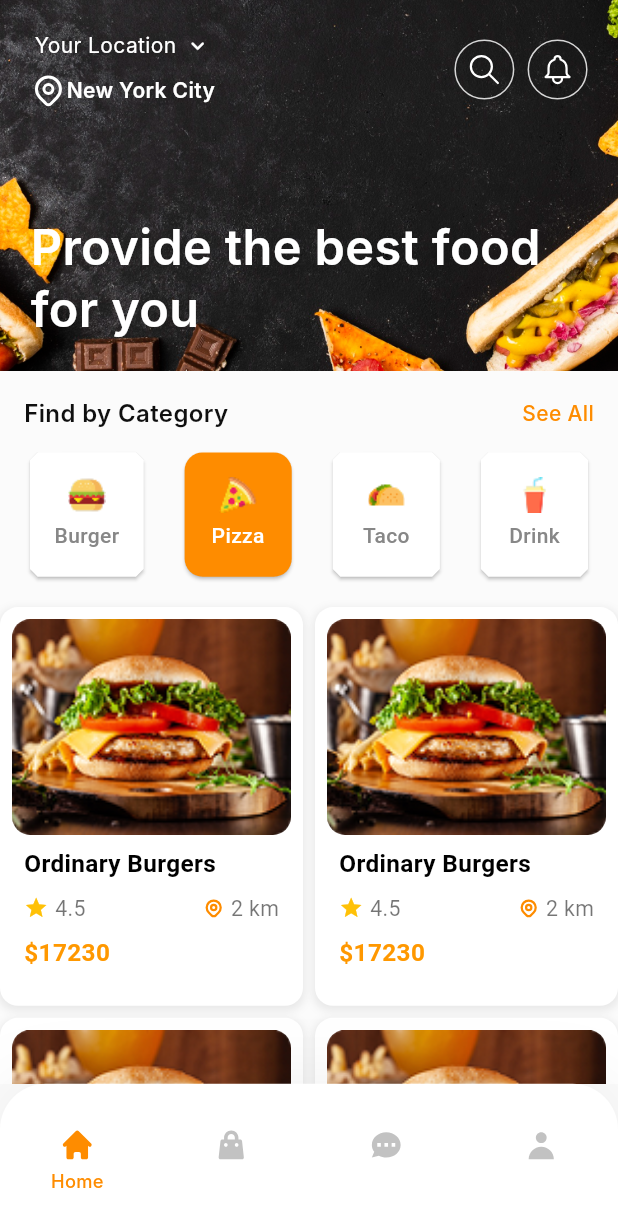
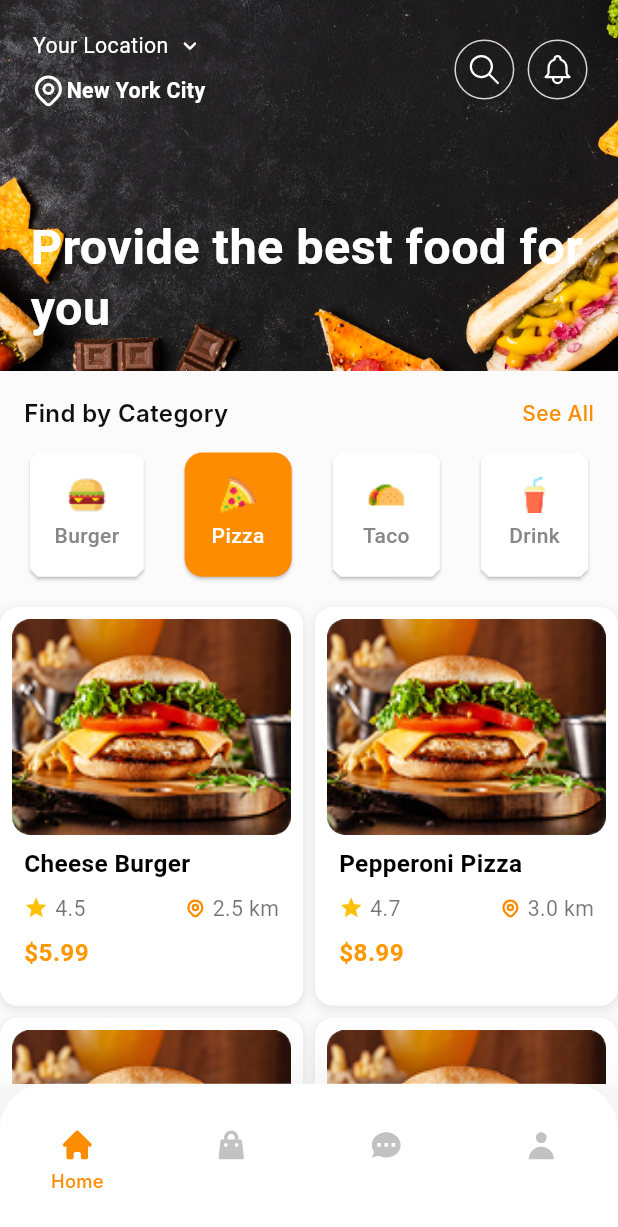
Before and after one commit to MohamedAdel022/Restaurant-Mobile-App, a Flutter app: the HomeView screen opened by its route, after a tap on "Pizza", on a phone screen of 412 x 824 dp. Shown: the top 1227 px of the screen. Run offline on Flutter 3.47's test engine with Material 3 defaults, Android fonts, the phone set to English and light mode, and no system bars; our stand-ins replace bloc, dartz, dots_indicator, firebase_auth, firebase_core, flutter_bloc and 6 more; accounts and stored records are empty; Roboto replaces fonts that are missing (Action Sans, Inter).

Commit message:
feat: enhance theming by adding AppTextStyles and updating widget styles

```diff
--- a/lib/core/theming/colors.dart
+++ b/lib/core/theming/colors.dart
@@ -1,7 +1,11 @@
 import 'dart:ui';
 
-class AppColors{
+class AppColors {
   static const Color primaryColor = Color(0xffFE8C00);
   static const Color backgroundColor = Color(0xFFF5F5F5);
-
+  static const Color darkTextColor = Color(0xFF0F0F0F);
+  static const Color grayTextColor = Color(0xFF878787);
+  static const Color lightGrayColor = Color(0xFFC2C2C2);
+  static const Color borderColor = Color(0xFFEDEDED);
+  static const Color secondaryTextColor = Color(0xFF292A2E);
 }
--- a/lib/core/theming/styles.dart
+++ b/lib/core/theming/styles.dart
@@ -0,0 +1,159 @@
+import 'package:flutter/material.dart';
+import 'package:flutter_screenutil/flutter_screenutil.dart';
+import 'colors.dart';
+
+class AppTextStyles {
+  // Large titles (32sp)
+  static TextStyle semiBold32White = TextStyle(
+    color: Colors.white,
+    fontSize: 32.sp,
+    fontWeight: FontWeight.w600,
+    height: 1.25,
+  );
+
+  static TextStyle semiBold32Black = TextStyle(
+    color: AppColors.darkTextColor,
+    fontSize: 32.sp,
+    fontWeight: FontWeight.w600,
+    height: 1.25,
+  );
+
+  // Medium titles (16sp)
+  static TextStyle bold16Black = TextStyle(
+    fontSize: 16.sp,
+    fontWeight: FontWeight.bold,
+    color: Colors.black,
+  );
+
+  static TextStyle bold16Orange = TextStyle(
+    fontSize: 16.sp,
+    fontWeight: FontWeight.bold,
+    color: Colors.orange,
+  );
+
+  // Regular text (14sp)
+  static TextStyle regular14White = TextStyle(
+    color: Colors.white,
+    fontSize: 14.sp,
+    fontWeight: FontWeight.w400,
+    height: 1.43,
+  );
+
+  static TextStyle medium14White = TextStyle(
+    color: Colors.white,
+    fontSize: 14.sp,
+    fontWeight: FontWeight.w500,
+    height: 1.43,
+  );
+
+  static TextStyle semiBold14White = TextStyle(
+    color: Colors.white,
+    fontSize: 14.sp,
+    fontWeight: FontWeight.w600,
+    height: 1.43,
+  );
+
+  static TextStyle medium14Black = TextStyle(
+    color: const Color(0xFF0F0F0F),
+    fontSize: 14,
+    fontFamily: 'Inter',
+    fontWeight: FontWeight.w500,
+    height: 1.43,
+  );
+
+  static TextStyle semiBold14Black = TextStyle(
+    color: const Color(0xFF0F0F0F),
+    fontSize: 14,
+    fontFamily: 'Inter',
+    fontWeight: FontWeight.w600,
+    height: 1.43,
+  );
+
+  static TextStyle semiBold14Orange = TextStyle(
+    color: AppColors.primaryColor,
+    fontSize: 14,
+    fontFamily: 'Inter',
+    fontWeight: FontWeight.w600,
+    height: 1.43,
+  );
+
+  static TextStyle medium14Gray = TextStyle(
+    color: const Color(0xFF878787),
+    fontSize: 14.sp,
+    fontWeight: FontWeight.w500,
+    height: 1.43,
+  );
+
+  static TextStyle regular14Gray = TextStyle(
+    fontSize: 14.sp,
+    color: Colors.black54,
+  );
+
+  // Button text
+  static TextStyle semiBold14WhiteButton = TextStyle(
+    color: Colors.white,
+    fontSize: 14,
+    fontFamily: 'Inter',
+    fontWeight: FontWeight.w600,
+    height: 1.43,
+  );
+
+  // Form field text
+  static TextStyle regular14BlackForm = TextStyle(
+    color: const Color(0xFF0F0F0F),
+    fontSize: 14,
+    fontFamily: 'Inter',
+    fontWeight: FontWeight.w400,
+    height: 1.43,
+  );
+
+  static TextStyle regular14GrayHint = TextStyle(
+    color: const Color(0xFF878787),
+    fontSize: 14,
+    fontFamily: 'Inter',
+    fontWeight: FontWeight.w400,
+    height: 1.43,
+  );
+
+  // Category text
+  static TextStyle medium16Black = TextStyle(
+    color: const Color(0xFF0F0F0F),
+    fontSize: 16,
+    fontFamily: 'Inter',
+    fontWeight: FontWeight.w500,
+    height: 1.25,
+  );
+
+  static TextStyle semiBold16Orange = TextStyle(
+    color: AppColors.primaryColor,
+    fontSize: 16,
+    fontFamily: 'Inter',
+    fontWeight: FontWeight.w600,
+    height: 1.25,
+  );
+
+  static TextStyle regular12Gray = TextStyle(
+    color: const Color(0xFF878787),
+    fontSize: 12,
+    fontFamily: 'Inter',
+    fontWeight: FontWeight.w400,
+    height: 1.33,
+  );
+
+  // Navigation bar text
+  static TextStyle regular10White = TextStyle(
+    color: Colors.white,
+    fontSize: 10,
+    fontFamily: 'Inter',
+    fontWeight: FontWeight.w400,
+    height: 1.60,
+  );
+
+  static TextStyle medium10Orange = TextStyle(
+    color: AppColors.primaryColor,
+    fontSize: 10,
+    fontFamily: 'Inter',
+    fontWeight: FontWeight.w500,
+    height: 1.60,
+  );
+}
--- a/lib/features/auth/presentation/widgets/cust_button.dart
+++ b/lib/features/auth/presentation/widgets/cust_button.dart
@@ -1,16 +1,13 @@
 import 'package:flutter/material.dart';
 import 'package:flutter_screenutil/flutter_screenutil.dart';
 import 'package:restaurant_mobile_app/core/theming/colors.dart';
+import 'package:restaurant_mobile_app/core/theming/styles.dart';
 
 class CustButton extends StatelessWidget {
-  const CustButton({
-    super.key, required this.onPressed, required this.text,
-  });
+  const CustButton({super.key, required this.onPressed, required this.text});
 
   final VoidCallback onPressed;
   final String text;
-
-
 
   @override
   Widget build(BuildContext context) {
@@ -28,13 +25,7 @@ class CustButton extends StatelessWidget {
         child: Text(
           text,
           textAlign: TextAlign.center,
-          style: TextStyle(
-            color: Colors.white,
-            fontSize: 14,
-            fontFamily: 'Inter',
-            fontWeight: FontWeight.w600,
-            height: 1.43,
-          ),
+          style: AppTextStyles.semiBold14WhiteButton,
         ),
       ),
     );
--- a/lib/features/auth/presentation/widgets/login_custom_app_bar.dart
+++ b/lib/features/auth/presentation/widgets/login_custom_app_bar.dart
@@ -1,5 +1,6 @@
 import 'package:flutter/material.dart';
 import 'package:flutter_screenutil/flutter_screenutil.dart';
+import 'package:restaurant_mobile_app/core/theming/styles.dart';
 
 class LoginCustomAppBar extends StatelessWidget {
   const LoginCustomAppBar({super.key});
@@ -16,36 +17,20 @@ class LoginCustomAppBar extends StatelessWidget {
             children: [
               TextSpan(
                 text: 'Login to your\n',
-                style: TextStyle(
-                  color: const Color(0xFF0F0F0F),
-                  fontSize: 32.sp,
-                  fontWeight: FontWeight.w600,
-                  height: 1.25,
-                ),
+                style: AppTextStyles.semiBold32Black,
               ),
               TextSpan(
                 text: 'account.\n',
-                style: TextStyle(
-                  color: const Color(0xFF0F0F0F),
-                  fontSize: 32.sp,
-                  fontWeight: FontWeight.w600,
-                  height: 1.25,
-                ),
+                style: AppTextStyles.semiBold32Black,
               ),
               TextSpan(
                 text: 'Please sign in to your account',
-                style: TextStyle(
-                  color: const Color(0xFF878787),
-                  fontSize: 14.sp,
-                  fontWeight: FontWeight.w500,
-                  height: 1.43,
-                ),
+                style: AppTextStyles.medium14Gray,
               ),
             ],
           ),
         ),
       ],
     );
-
   }
 }
--- /dev/null
+++ b/lib/features/home/domin/entities/food_entity.dart
@@ -0,0 +1,62 @@
+import 'package:restaurant_mobile_app/core/utils/assets.dart';
+
+class FoodEntity {
+  final String id;
+  final String title;
+  final String imageUrl;
+  final double rating;
+  final String distance;
+  final double price;
+  final ProductCategory category;
+
+  FoodEntity({
+    required this.category,
+    required this.id,
+    required this.title,
+    required this.imageUrl,
+    required this.rating,
+    required this.distance,
+    required this.price,
+  });
+}
+
+enum ProductCategory { burger, pizza, taco, drink }
+
+final foodList = [
+  FoodEntity(
+    id: '1',
+    title: 'Cheese Burger',
+    imageUrl: Assets.testImage,
+    rating: 4.5,
+    distance: '2.5 km',
+    price: 5.99,
+    category: ProductCategory.burger,
+  ),
+  FoodEntity(
+    id: '2',
+    title: 'Pepperoni Pizza',
+    imageUrl: Assets.testImage,
+    rating: 4.7,
+    distance: '3.0 km',
+    price: 8.99,
+    category: ProductCategory.pizza,
+  ),
+  FoodEntity(
+    id: '3',
+    title: 'Chicken Taco',
+    imageUrl: Assets.testImage,
+    rating: 4.2,
+    distance: '1.5 km',
+    price: 3.99,
+    category: ProductCategory.taco,
+  ),
+  FoodEntity(
+    id: '4',
+    title: 'Lemonade Drink',
+    imageUrl: Assets.testImage,
+    rating: 4.0,
+    distance: '0.5 km',
+    price: 2.49,
+    category: ProductCategory.drink,
+  ),
+];
--- a/lib/features/home/presentation/widgets/custom_home_app_bar.dart
+++ b/lib/features/home/presentation/widgets/custom_home_app_bar.dart
@@ -1,6 +1,7 @@
 import 'package:flutter/material.dart';
 import 'package:flutter_screenutil/flutter_screenutil.dart';
 import 'package:flutter_svg/svg.dart';
+import 'package:restaurant_mobile_app/core/theming/styles.dart';
 import 'package:restaurant_mobile_app/core/utils/assets.dart';
 import 'package:restaurant_mobile_app/features/auth/presentation/widgets/custom_icon_button.dart';
 
@@ -33,13 +34,7 @@ class CustomHomeAppBar extends StatelessWidget {
                         Text(
                           'Your Location',
                           textAlign: TextAlign.center,
-                          style: TextStyle(
-                            color: Colors.white,
-                            fontSize: 14,
-                            fontFamily: 'Inter',
-                            fontWeight: FontWeight.w400,
-                            height: 1.43,
-                          ),
+                          style: AppTextStyles.regular14White,
                         ),
                         SizedBox(width: 5.w),
                         Icon(
@@ -57,13 +52,7 @@ class CustomHomeAppBar extends StatelessWidget {
                         Text(
                           'New York City',
                           textAlign: TextAlign.center,
-                          style: TextStyle(
-                            color: Colors.white,
-                            fontSize: 14,
-                            fontFamily: 'Inter',
-                            fontWeight: FontWeight.w600,
-                            height: 1.43,
-                          ),
+                          style: AppTextStyles.semiBold14White,
                         ),
                       ],
                     ),
@@ -88,13 +77,7 @@ class CustomHomeAppBar extends StatelessWidget {
             Spacer(),
             Text(
               'Provide the best food for you',
-              style: TextStyle(
-                color: Colors.white,
-                fontSize: 32.sp,
-                fontFamily: 'Inter',
-                fontWeight: FontWeight.w600,
-                height: 1.25,
-              ),
+              style: AppTextStyles.semiBold32White,
             ),
           ],
         ),
--- a/lib/features/home/presentation/widgets/food_grid_view.dart
+++ b/lib/features/home/presentation/widgets/food_grid_view.dart
@@ -1,4 +1,5 @@
 import 'package:flutter/material.dart';
+import 'package:restaurant_mobile_app/features/home/domin/entities/food_entity.dart';
 import 'package:restaurant_mobile_app/features/home/presentation/widgets/item_grid_list_view.dart';
 
 class FoodGridView extends StatelessWidget {
@@ -13,15 +14,9 @@ class FoodGridView extends StatelessWidget {
         mainAxisSpacing: 8.0,
         childAspectRatio: 0.76,
       ),
-      itemCount: 10,
+      itemCount: foodList.length,
       itemBuilder: (context, index) {
-        return FoodCard(
-          imageUrl: 'https://example.com/image.jpg',
-          title: 'Ordinary Burgers',
-          rating: 4.5,
-          distance: '2 km',
-          price: 17230,
-        );
+        return FoodCard(item: foodList[index]);
       },
     );
   }
--- a/lib/features/home/presentation/widgets/item_grid_list_view.dart
+++ b/lib/features/home/presentation/widgets/item_grid_list_view.dart
@@ -1,23 +1,14 @@
 import 'package:flutter/material.dart';
 import 'package:flutter_screenutil/flutter_screenutil.dart';
 import 'package:flutter_svg/svg.dart';
+import 'package:restaurant_mobile_app/core/theming/styles.dart';
 import 'package:restaurant_mobile_app/core/utils/assets.dart';
+import 'package:restaurant_mobile_app/features/home/domin/entities/food_entity.dart';
 
 class FoodCard extends StatelessWidget {
-  final String imageUrl;
-  final String title;
-  final double rating;
-  final String distance;
-  final int price;
+  final FoodEntity item;
 
-  const FoodCard({
-    super.key,
-    required this.imageUrl,
-    required this.title,
-    required this.rating,
-    required this.distance,
-    required this.price,
-  });
+  const FoodCard({super.key, required this.item});
 
   @override
   Widget build(BuildContext context) {
@@ -62,14 +53,7 @@ class FoodCard extends StatelessWidget {
                 ),
                 Padding(
                   padding: EdgeInsets.all(8.0),
-                  child: Text(
-                    title,
-                    style: TextStyle(
-                      fontSize: 16.sp,
-                      fontWeight: FontWeight.bold,
-                      color: Colors.black,
-                    ),
-                  ),
+                  child: Text(item.title, style: AppTextStyles.bold16Black),
                 ),
                 Padding(
                   padding: EdgeInsets.symmetric(horizontal: 8.0),
@@ -81,11 +65,8 @@ class FoodCard extends StatelessWidget {
                           Icon(Icons.star, color: Colors.amber, size: 16.sp),
                           SizedBox(width: 4.w),
                           Text(
-                            rating.toString(),
-                            style: TextStyle(
-                              fontSize: 14.sp,
-                              color: Colors.black54,
-                            ),
+                            item.rating.toString(),
+                            style: AppTextStyles.regular14Gray,
                           ),
                         ],
                       ),
@@ -95,11 +76,8 @@ class FoodCard extends StatelessWidget {
                           SvgPicture.asset(Assets.smallLocationIcon),
                           SizedBox(width: 4.w),
                           Text(
-                            distance,
-                            style: TextStyle(
-                              fontSize: 14.sp,
-                              color: Colors.black54,
-                            ),
+                            item.distance,
+                            style: AppTextStyles.regular14Gray,
                           ),
                         ],
                       ),
@@ -109,12 +87,8 @@ class FoodCard extends StatelessWidget {
                 Padding(
                   padding: EdgeInsets.all(8.0),
                   child: Text(
-                    '\$$price',
-                    style: TextStyle(
-                      fontSize: 16.sp,
-                      fontWeight: FontWeight.bold,
-                      color: Colors.orange,
-                    ),
+                    '\$${item.price}',
+                    style: AppTextStyles.bold16Orange,
                   ),
                 ),
               ],
--- a/lib/features/onboarding/presentation/widgets/on_boarding_view_body.dart
+++ b/lib/features/onboarding/presentation/widgets/on_boarding_view_body.dart
@@ -3,6 +3,7 @@ import 'package:flutter/material.dart';
 import 'package:flutter_screenutil/flutter_screenutil.dart';
 import 'package:flutter_svg/flutter_svg.dart';
 import 'package:restaurant_mobile_app/core/router/routes.dart';
+import 'package:restaurant_mobile_app/core/theming/styles.dart';
 import 'package:restaurant_mobile_app/core/utils/assets.dart';
 import 'package:restaurant_mobile_app/features/onboarding/domin/entities/on_boarding_entity.dart';
 import 'package:restaurant_mobile_app/features/onboarding/presentation/widgets/on_boarding_page_view.dart';
@@ -148,11 +149,7 @@ class _OnBoardingViewBodyState extends State<OnBoardingViewBody> {
                                 },
                                 child: Text(
                                   'Skip',
-                                  style: TextStyle(
-                                    color: Colors.white,
-                                    fontSize: 14.sp,
-                                    fontWeight: FontWeight.w600,
-                                  ),
+                                  style: AppTextStyles.semiBold14White,
                                 ),
                               ),
                               GestureDetector(
@@ -164,11 +161,7 @@ class _OnBoardingViewBodyState extends State<OnBoardingViewBody> {
                                 },
                                 child: Text(
                                   'Next',
-                                  style: TextStyle(
-                                    color: Colors.white,
-                                    fontSize: 14.sp,
-                                    fontWeight: FontWeight.w600,
-                                  ),
+                                  style: AppTextStyles.semiBold14White,
                                 ),
                               ),
                             ],
```
